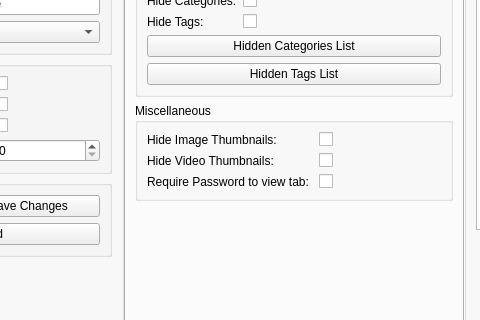
Qt form mainwindow.ui (therealMaPMaKeR/MMDiary) before a commit; both pictures show x 236 to 716 and y 115 to 435 of the 960 by 540 pixel window.
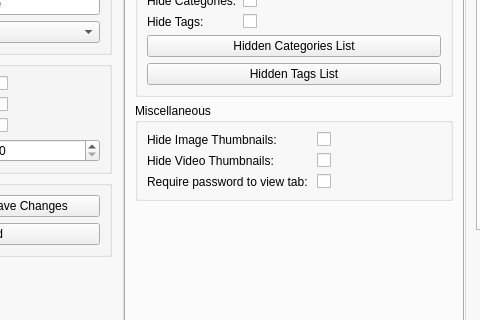
The same form after that commit. The open tabs and pages were chosen to show the change. Custom widgets are drawn as their Qt base class.

Commit message: diary images bugfixes

What changed in the file:
```diff
--- a/mainwindow.ui
+++ b/mainwindow.ui
@@ -1715,7 +1715,7 @@
                <item row="2" column="0">
                 <widget class="QLabel" name="label_24">
                  <property name="text">
-                  <string>Require Password to view tab: </string>
+                  <string>Require password to view tab: </string>
                  </property>
                 </widget>
                </item>
```
The commit also changes 2 other files.
